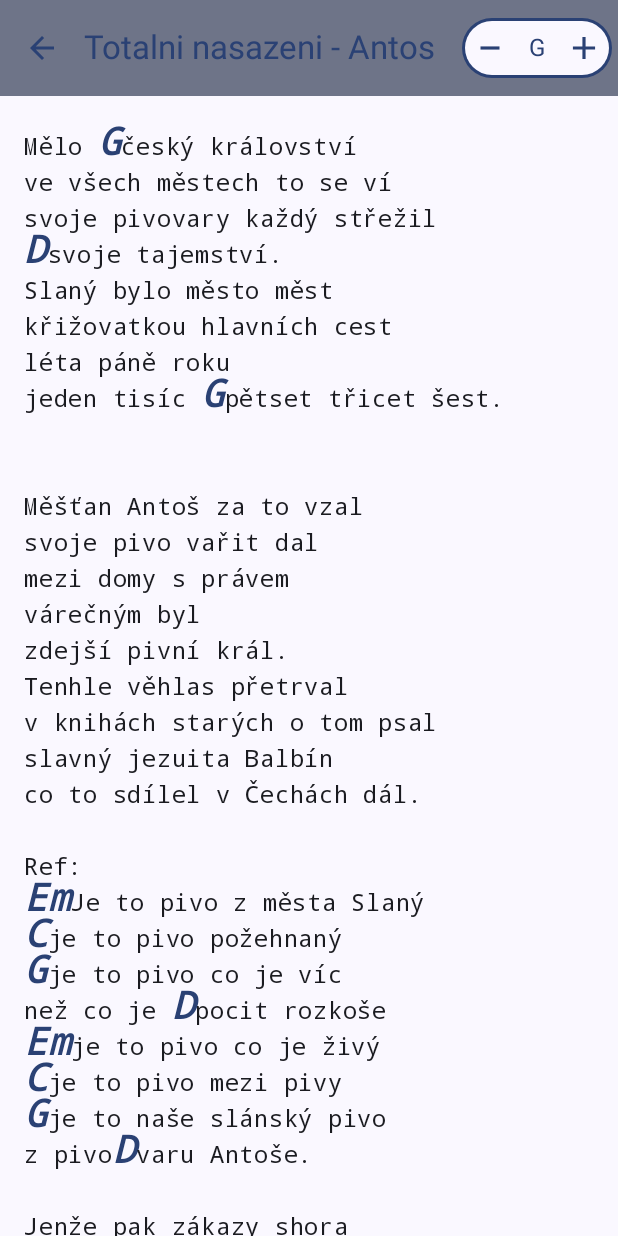
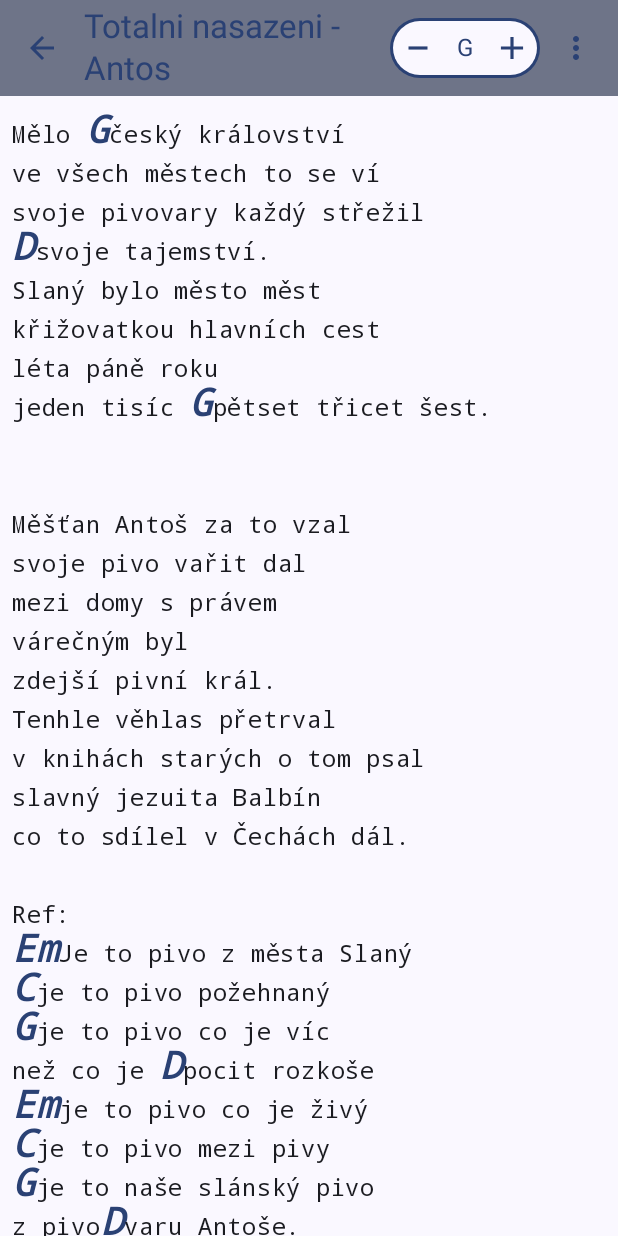
Before and after one commit to sss97cz/Chordbay, an Android app built with Jetpack Compose: the screen it shows after launch (MainActivity), after a tap on "Antos", on a phone screen of 412 x 824 dp. Run offline under Robolectric (Android 15) with nearby library versions, the phone set to English and light mode, and no system bars; our stand-ins replace Room's generated code.

Commit message:
UI changes to SongScreen.kt

```diff
--- a/app/src/main/java/com/example/chords2/data/repository/SongRepositoryImpl.kt
+++ b/app/src/main/java/com/example/chords2/data/repository/SongRepositoryImpl.kt
@@ -17,14 +17,12 @@ class SongRepositoryImpl(
 
     override fun getAllSongs(): Flow<List<Song>> = songDao.getAllSongs().map { it.map { it.toSong() } }
 
-    override fun getSongById(id: Int): Flow<Song?> {
-        Log.d("SongRepositoryImpl", "getSongById called with id: $id")
-        val temp = songDao.getSongById(id).map { it?.toSong() }
-        return temp
-    }
+    override fun getSongById(id: Int): Flow<Song?> =
+        songDao.getSongById(id).map { it?.toSong() }
 
     override suspend fun insertSong(song: Song) =
         songDao.insertSong(song.toSongEntity())
+
     override suspend fun insertSong(): Long =
         songDao.insertSong(SongEntity())
 
@@ -37,7 +35,6 @@ class SongRepositoryImpl(
     }
 
     override suspend fun insertRemoteSong(song: Song) {
-        Log.d("SongRepositoryImpl", "insertRemoteSong called with song: $song")
         songDao.insertSong(song.toSongEntity())
     }
 }
--- a/app/src/main/java/com/example/chords2/ui/composable/component/text/SongText.kt
+++ b/app/src/main/java/com/example/chords2/ui/composable/component/text/SongText.kt
@@ -25,15 +25,17 @@ fun SongText(
     chordsColor: Color = Color.Unspecified
 ) {
     Text(
-        text = text.highlightChords(semitones = semitones, chordsColor = chordsColor),
+        text = text.highlightChords(semitones = semitones, chordsColor = chordsColor, fontSize = fontSize),
         modifier = modifier,
         fontFamily = FontFamily.Monospace,
-        fontSize = fontSize.sp
+        fontSize = fontSize.sp,
+        lineHeight = (fontSize * 1.6f).sp
     )
 }
 
 private fun String.highlightChords(
     semitones: Int,
+    fontSize: Int,
     chordsColor: Color = Color.Unspecified
 ): AnnotatedString {
     val allChords = Chords.allChordsToString()
@@ -58,7 +60,7 @@ private fun String.highlightChords(
                                 color = chordsColor,
                                 fontWeight = FontWeight.Bold,
                                 fontStyle = FontStyle.Italic,
-                                fontSize = 25.sp
+                                fontSize = (fontSize * 1.6f).sp
                             )
                         ) {
                             val baseChord = Chords.allBaseChords.firstOrNull {
--- a/app/src/main/java/com/example/chords2/ui/composable/screen/SongScreen.kt
+++ b/app/src/main/java/com/example/chords2/ui/composable/screen/SongScreen.kt
@@ -10,9 +10,15 @@ import androidx.compose.foundation.rememberScrollState
 import androidx.compose.foundation.verticalScroll
 import androidx.compose.material.icons.Icons
 import androidx.compose.material.icons.automirrored.filled.ArrowBack
+import androidx.compose.material.icons.filled.MoreVert
 import androidx.compose.material3.CircularProgressIndicator
+import androidx.compose.material3.DropdownMenu
+import androidx.compose.material3.DropdownMenuItem
+import androidx.compose.material3.Icon
+import androidx.compose.material3.IconButton
 import androidx.compose.material3.MaterialTheme
 import androidx.compose.material3.Scaffold
+import androidx.compose.material3.Text
 import androidx.compose.runtime.Composable
 import androidx.compose.runtime.*
 import androidx.compose.runtime.remember
@@ -50,6 +56,9 @@ fun SongScreen(
     val canNavigateBack = navController.previousBackStackEntry != null
     var semitones by remember { mutableIntStateOf(0) }
     val fontSize = songViewModel.songTextFontSize.collectAsState()
+
+    val isDropdownMenuExpanded = remember { mutableStateOf(false) }
+
     Scaffold(
         topBar = {
             MyTopAppBar(
@@ -78,6 +87,42 @@ fun SongScreen(
                             )
                         }
                     }
+                    Box() {
+                        IconButton(
+                            onClick = {
+                                isDropdownMenuExpanded.value = true
+                            }
+                        ) {
+                            Icon(
+                                imageVector = Icons.Default.MoreVert,
+                                contentDescription = "More Options"
+                            )
+                        }
+                        DropdownMenu(
+                            expanded = isDropdownMenuExpanded.value,
+                            onDismissRequest = { isDropdownMenuExpanded.value = false },
+                        ) {
+                            DropdownMenuItem(
+                                text = { Text("+ Font Size") },
+                                onClick = {
+                                    if (songViewModel.songTextFontSize.value < 30) {
+                                        songViewModel.setSongTextFontSize(
+                                            songViewModel.songTextFontSize.value + 1
+                                        )
+                                    }
+                                }
+                            )
+                            DropdownMenuItem(
+                                text = { Text("- Font Size") },
+                                onClick = {
+                                    if (songViewModel.songTextFontSize.value > 10)
+                                    songViewModel.setSongTextFontSize(
+                                        songViewModel.songTextFontSize.value - 1
+                                    )
+                                }
+                            )
+                        }
+                    }
                 }
             )
         }
@@ -102,7 +147,7 @@ fun SongScreen(
                         modifier = Modifier
                             .fillMaxSize()
                             .verticalScroll(rememberScrollState())
-                            .padding(16.dp)
+                            .padding(8.dp)
                     ) {
                         SongText(
                             modifier = Modifier.fillMaxSize(),
```
